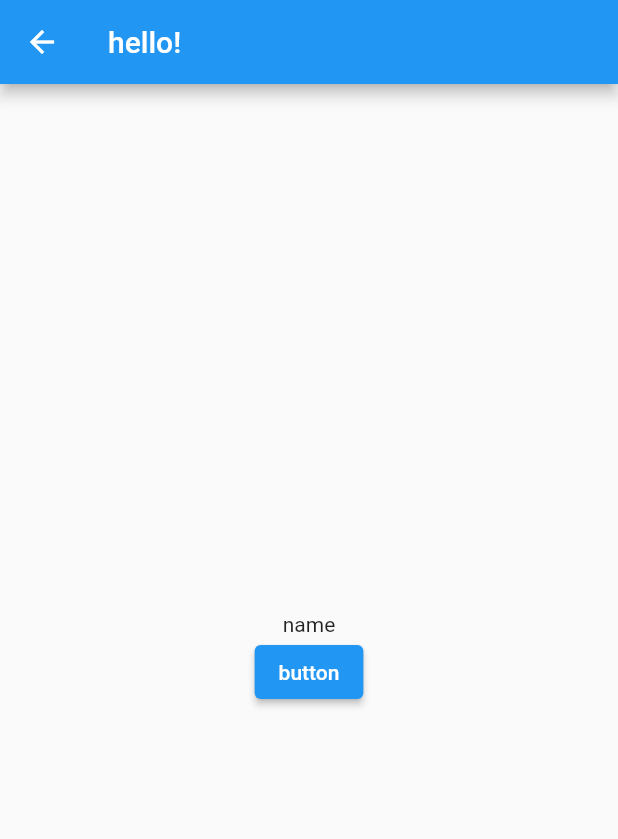
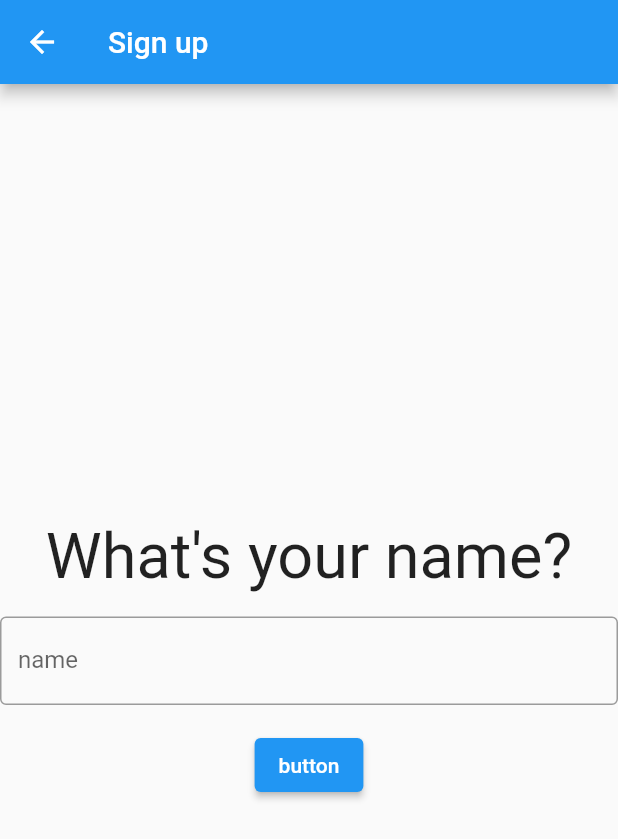
Before and after one commit to GuyNoimark/where-is-efi, a Flutter app: the NameScreen screen opened directly, on a phone screen of 412 x 824 dp. Shown: the top 839 px of the screen. Run offline on Flutter 3.47's test engine with Material 2 defaults, Android fonts, the phone set to English and light mode, and no system bars; our stand-ins replace shared_preferences; missing offline and left inert: dart:html; accounts and stored records are empty.

Commit message:
Changed some of the texts.

```diff
--- a/lib/app.dart
+++ b/lib/app.dart
@@ -22,7 +22,7 @@ class App extends StatelessWidget {
   @override
   Widget build(BuildContext context) {
     return MaterialApp(
-        title: 'Flutter Demo',
+        title: 'Where is Efi',
         theme: ThemeData(
           primarySwatch: Colors.blue,
         ),
--- a/lib/screens/NameScreen.dart
+++ b/lib/screens/NameScreen.dart
@@ -11,13 +11,26 @@ class _NameScreenState extends State<NameScreen> {
   @override
   Widget build(final BuildContext context) {
     return Scaffold(
-      appBar: AppBar(title: Text("hello!")),
+      appBar: AppBar(title: Text("Sign up")),
       body: Container(
           child: Center(
         child: Column(
           mainAxisSize: MainAxisSize.min,
           children: [
-            Text("name"),
+            const Text(
+              "What's your name?",
+              textScaleFactor: 3,
+            ),
+            const Padding(padding: EdgeInsets.all(8)),
+            const TextField(
+              decoration: InputDecoration(
+                border: OutlineInputBorder(
+                  gapPadding: 8,
+                ), //TODO need to see how to work with it
+                labelText: 'name',
+              ),
+            ),
+            const Padding(padding: EdgeInsets.all(8)),
             ElevatedButton(onPressed: () {}, child: Text("button"))
           ],
         ),
```
Also changed, not shown: lib/screens/EnterScreen.dart (+7 -3 lines).
